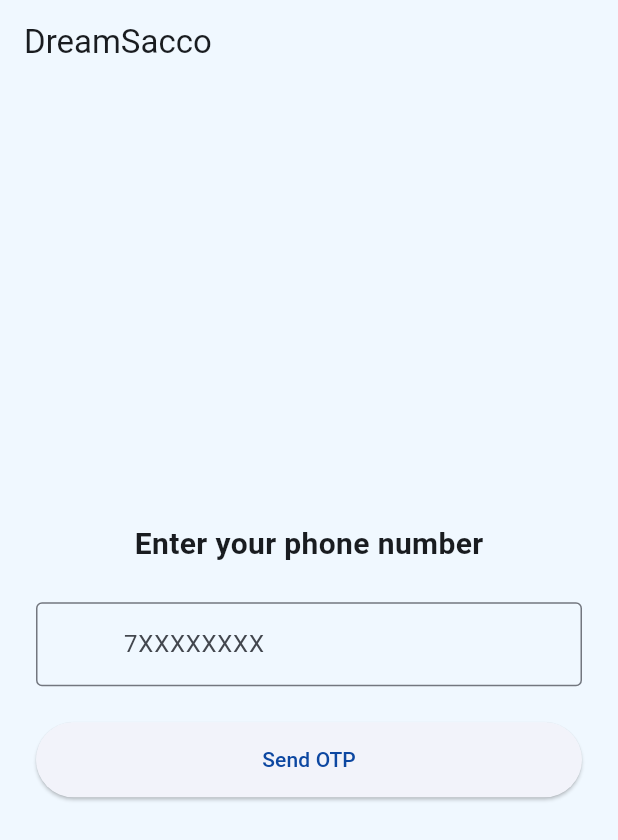
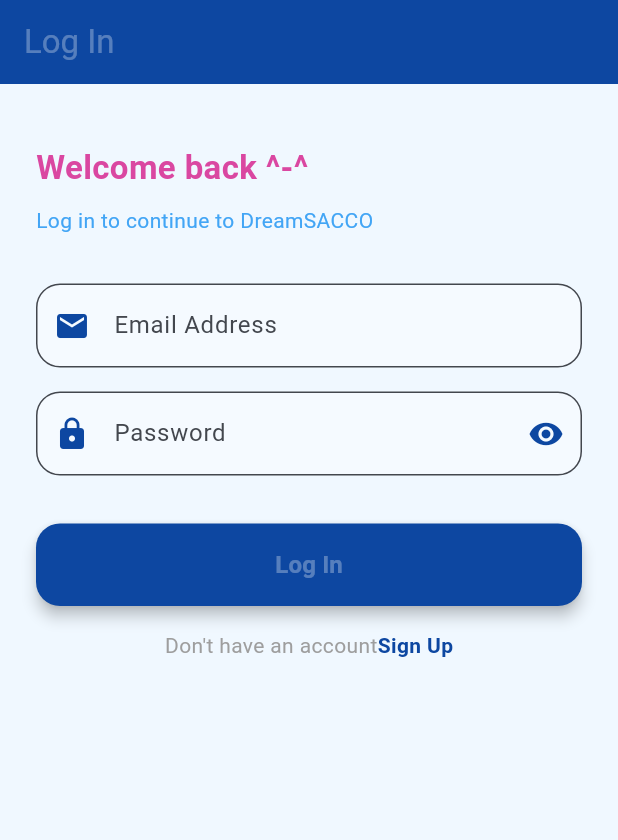
Before and after one commit to kkenan26/dreamsacco, a Flutter app: the screen it shows after launch, on a phone screen of 412 x 824 dp. Shown: the top 840 px of the screen. Run offline on Flutter 3.47's test engine with Material 3 defaults, Android fonts, the phone set to English and light mode, and no system bars; our stand-ins replace cloud_firestore, firebase_auth, firebase_core; accounts and stored records are empty.

Commit message:
Create login screen

```diff
--- a/lib/screens/login_screen.dart
+++ b/lib/screens/login_screen.dart
@@ -1,6 +1,7 @@
 import 'package:flutter/material.dart';
 import '../services/auth_service.dart';
 import 'otp_screen.dart';
+import '../models/user_model.dart';
 
 class LoginScreen extends StatefulWidget {
   const LoginScreen({super.key});
@@ -10,39 +11,62 @@
   }
 
 class _LoginScreenState extends State<LoginScreen> {
-  final TextEditingController _phoneController = TextEditingController();
+  final TextEditingController _emailController = TextEditingController();
+  final TextEditingController _passwordController = TextEditingController();
   final AuthService _authService = AuthService();
   bool _isLoading = false;
+  bool _obscurePassword = true;
 
-  void _sendOTP() async {
-    String phone = _phoneController.text.trim();
+  void _login() async {
+    String email = _emailController.text.trim();
+    String password = _passwordController.text.trim();
 
-    if (phone.isEmpty) {
+    if (email.isEmpty || password.isEmpty) {
       ScaffoldMessenger.of(context).showSnackBar(
-        const SnackBar(content: Text('Please enter your phone number')),
+        const SnackBar(content: Text('Please fill in all fields')),
       );
       return;
     }
-
     setState(() => _isLoading = true);
 
+    String? uid = await _authService.loginWithEmail(
+        email: email,
+        password: password,);
+
+    if (uid == null) {
+      setState(() => _isLoading = false);
+      if (!mounted) return;
+      ScaffoldMessenger.of(context).showSnackBar(
+        const SnackBar(content: Text('Invalid email or password >_<')),
+      );
+      return;
+    }
+//After verifying password, The OTP is sent as second factor
+
+    UserModel? user = await _authService.getCurrentUser();
+    if(user ==null) {
+      setState(() => _isLoading = false);
+      return;
+    }
+
     await _authService.sendOTP(
-      phoneNumber: '+256$phone',
+      phoneNumber: user.phone,
       onCodeSent: (verificationId) {
         setState(() => _isLoading = false);
+        if (!mounted) return;
         Navigator.push(
           context,
           MaterialPageRoute(
-            builder: (context) =>
-                OTPScreen(
-                  verificationId: verificationId,
-                  phoneNumber: '+256$phone',
-                ),
+              builder: (context) => OTPScreen(
+                verificationId: verificationId,
+                phoneNumber: user.phone,
+          ),
           ),
         );
       },
       onError: (error) {
         setState(() => _isLoading = false);
+        if (!mounted) return;
         ScaffoldMessenger.of(context).showSnackBar(
           SnackBar(content: Text(error)),
         );
@@ -53,36 +77,119 @@
   @override
   Widget build(BuildContext context) {
     return Scaffold(
-      appBar: AppBar(title: const Text('DreamSacco')),
-      body: Padding(
+      backgroundColor: const Color(0xFFF0F8FF),
+      appBar: AppBar(
+          backgroundColor: const Color(0xFF0D47A1),
+          foregroundColor: Colors.white30,
+          title: const Text('Log In'),
+          elevation: 0,
+      ),
+      body: SingleChildScrollView(
         padding: const EdgeInsets.all(24.0),
         child: Column(
-          mainAxisAlignment: MainAxisAlignment.center,
+          crossAxisAlignment: CrossAxisAlignment.start,
           children: [
+            const SizedBox(height: 16),
             const Text(
-              'Enter your phone number',
-              style: TextStyle(fontSize: 20, fontWeight: FontWeight.bold),
+              'Welcome back ^-^',
+              style: TextStyle(
+                  fontSize: 22,
+                  fontWeight: FontWeight.bold,
+                  color: Color(0xFFDA47A1),
+                  ),
             ),
-            const SizedBox(height: 24),
-            TextField(
-              controller: _phoneController,
-              keyboardType: TextInputType.phone,
-              decoration: const InputDecoration(
-                prefixText: '+256 ',
-                hintText: '7XXXXXXXX',
-                border: OutlineInputBorder(),
+            const SizedBox(height: 10),
+            const Text(
+              'Log in to continue to DreamSACCO',
+              style: TextStyle(
+                fontSize: 14,
+                color: Color(0xFF42A5F5),
               ),
             ),
-            const SizedBox(height: 24),
-            _isLoading
-              ? const CircularProgressIndicator()
-              : ElevatedButton(
-              onPressed: _sendOTP,
+            const SizedBox(height: 32),
+            TextField(
+              controller: _emailController,
+              keyboardType: TextInputType.emailAddress,
+              decoration: InputDecoration(
+                labelText: 'Email Address',
+                prefixIcon: const Icon(Icons.email, color: Color(0xFF0D47A1)),
+                border: OutlineInputBorder(
+                  borderRadius: BorderRadius.circular(16),
+                ),
+                focusedBorder: OutlineInputBorder(
+                  borderRadius: BorderRadius.circular(16),
+                  borderSide: const BorderSide(color: Color(0xFF0D47A1), width: 2),
+                ),
+                filled: true,
+                fillColor: Colors.white30,
+              ),
+            ),
+            const SizedBox(height: 16),
+      TextField(
+        controller: _passwordController,
+        obscureText: _obscurePassword,
+        decoration: InputDecoration(
+          labelText: 'Password',
+          prefixIcon: const Icon(
+            Icons.lock,
+            color: Color(0xFF0D47A1)),
+          suffixIcon: IconButton(
+            icon: Icon(
+              _obscurePassword ? Icons.visibility: Icons.visibility_off,
+              color: const Color(0xFF0D47A1),
+            ),
+            onPressed: () => setState(() => _obscurePassword = !_obscurePassword),
+          ),
+          border: OutlineInputBorder(
+            borderRadius: BorderRadius.circular(16),
+          ),
+          focusedBorder: OutlineInputBorder(
+            borderRadius: BorderRadius.circular(16),
+            borderSide: const BorderSide(color: Color(0xFF0D4A71), width: 2),
+          ),
+          filled:  true,
+          fillColor: Colors.white30,
+        ),
+      ),
+      const SizedBox(height: 32),
+      _isLoading
+          ? const Center(child: CircularProgressIndicator(color: Color(0xFF0D47A1)))
+          : ElevatedButton(
+              onPressed: _login,
               style: ElevatedButton.styleFrom(
-                minimumSize: const Size(double.infinity, 50),
+                minimumSize: const Size(double.infinity, 55),
+                backgroundColor: const Color(0xFF0D47A1),
+                foregroundColor: Colors.white30,
+                shape: RoundedRectangleBorder(
+                  borderRadius: BorderRadius.circular(16),
+                ),
+                elevation: 4,
               ),
-              child: const Text('Send OTP'),
+              child: const Text(
+                'Log In',
+                style: TextStyle(
+                  fontSize: 16,
+                  fontWeight: FontWeight.w600),
+              ),
+      ),
+      const SizedBox(height: 16),
+      Row(
+        mainAxisAlignment: MainAxisAlignment.center,
+        children: [
+          const Text('Don\'t have an account',
+            style: TextStyle(color: Colors.grey)),
+          GestureDetector(
+            onTap: () => Navigator.pop(context),
+            child: const Text(
+              'Sign Up',
+              style: TextStyle(
+                color: Color(0xFF0D47A1),
+                fontWeight: FontWeight.bold,
+              ),
             ),
+          ),
+        ],
+      ),
           ],
         ),
       ),
```
